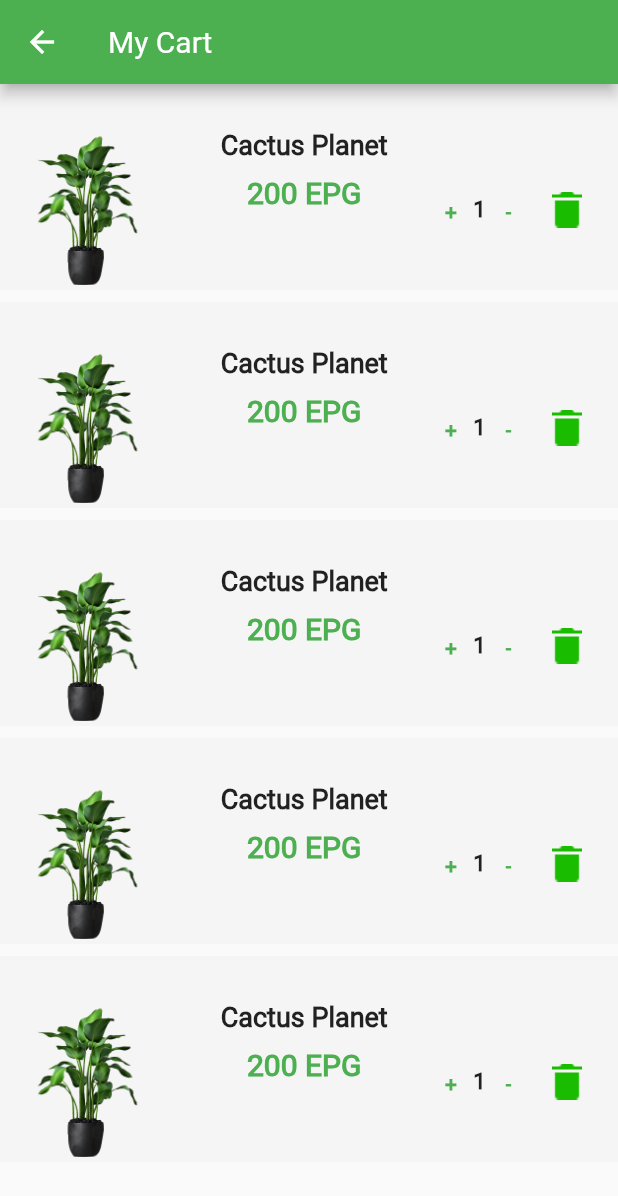
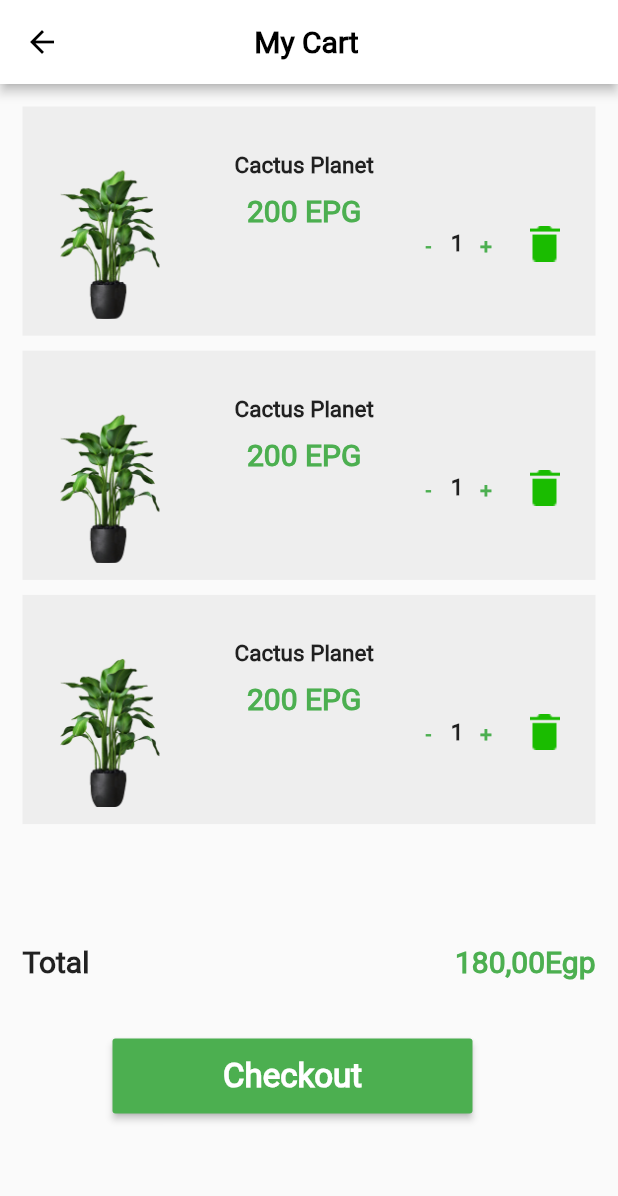
Before and after one commit to MOoRefaat/lavie, a Flutter app: the CartScreen screen opened directly, on a phone screen of 412 x 824 dp. Shown: the top 1196 px of the screen. Run offline on Flutter 3.47's test engine with Material 2 defaults, Android fonts, the phone set to English and light mode, and no system bars; our stand-ins replace bloc, conditional_builder_null_safety, dio, equatable, flutter_bloc, fluttertoast and 3 more; missing offline and left inert: dart:ffi; accounts and stored records are empty.

Commit message:
Last update

```diff
--- a/lib/screens/Cart_Search/cart_screen.dart
+++ b/lib/screens/Cart_Search/cart_screen.dart
@@ -1,5 +1,7 @@
 import 'package:flutter/cupertino.dart';
 import 'package:flutter/material.dart';
+
+import '../../components/widgets/default_btn.dart';
 
 class CartScreen extends StatelessWidget {
   const CartScreen({Key? key}) : super(key: key);
@@ -8,14 +10,30 @@ class CartScreen extends StatelessWidget {
   Widget build(BuildContext context) {
     return Scaffold(
       appBar: AppBar(
-        title: Text('My Cart'),
-        backgroundColor: Colors.green,
+        leading: BackButton(
+          color: Colors.black,
         ),
-      body: Container(
-        child: GridView.builder(
+        title: Center(
+          child: Text(
+            'My Cart            ',
+            style: TextStyle(color: Colors.black, fontWeight: FontWeight.w800),
+          ),
+        ),
+        backgroundColor: Colors.white,
+        elevation: 3,
+      ),
+      body: SingleChildScrollView(
+        physics: BouncingScrollPhysics(),
+        child: Padding(
+          padding: const EdgeInsets.all(15.0),
+          child: Column(
+            mainAxisAlignment: MainAxisAlignment.start,
+            crossAxisAlignment: CrossAxisAlignment.start,
+            children: [
+              GridView.builder(
                 shrinkWrap: true,
                 physics: NeverScrollableScrollPhysics(),
-          itemCount: 5,
+                itemCount: 3,
                 // crossAxisCount: 2,
                 // mainAxisSpacing: 2,
                 // crossAxisSpacing: 2,
@@ -24,10 +42,52 @@ class CartScreen extends StatelessWidget {
                     CartBuilder(context, count!),
                 gridDelegate: SliverGridDelegateWithFixedCrossAxisCount(
                     crossAxisCount: 1,
-              childAspectRatio: 3,
-              mainAxisSpacing: 8,
+                    childAspectRatio: 2.5,
+                    mainAxisSpacing: 10,
                     crossAxisSpacing: 1),
                 //     List.generate(number, (index) => ProductListBuilder(context))
+              ),
+              SizedBox(height: 80),
+              Row(
+                children: [
+                  Text(
+                    'Total',
+                    style: TextStyle(fontWeight: FontWeight.bold, fontSize: 20),
+                  ),
+                  Spacer(),
+                  Text(
+                    '180,00',
+                    style: TextStyle(
+                        fontWeight: FontWeight.bold,
+                        fontSize: 20,
+                        color: Colors.green),
+                  ),
+                  Text('Egp',
+                      style: TextStyle(
+                          fontWeight: FontWeight.bold,
+                          fontSize: 20,
+                          color: Colors.green))
+                ],
+              ),
+              SizedBox(
+                height: 40,
+              ),
+              Container(
+                padding: EdgeInsetsDirectional.only(start: 60),
+                width: 300,
+                child: MaterialButton(
+                  height: 50,
+                  onPressed: () {},
+                  child: Text('Checkout',
+                      style: TextStyle(
+                          fontSize: 22,
+                          fontWeight: FontWeight.bold,
+                          color: Colors.white)),
+                  color: Colors.green,
+                ),
+              )
+            ],
+          ),
         ),
       ),
     );
@@ -35,7 +95,7 @@ class CartScreen extends StatelessWidget {
 
   Widget CartBuilder(context, int count) => Container(
         padding: EdgeInsets.only(left: 10, right: 10, top: 30),
-        color: Colors.grey[100],
+        color: Colors.grey[200],
         child: Row(
           children: [
             Image(
@@ -48,16 +108,16 @@ class CartScreen extends StatelessWidget {
               width: 10,
             ),
             Expanded(
-              flex: 1,
+              flex: 2,
               child: Column(
                 children: [
-                  Text(
-                    'Cactus Planet',
+                  Text('Cactus Planet',
                       style: TextStyle(
                         fontWeight: FontWeight.w900,
-                      fontSize: 18,
+                        fontSize: 15,
                       ),
-                  ),
+                      maxLines: 1,
+                      overflow: TextOverflow.ellipsis),
                   SizedBox(
                     height: 10,
                   ),
@@ -79,7 +139,7 @@ class CartScreen extends StatelessWidget {
                   child: TextButton(
                       onPressed: () {},
                       child: Text(
-                        '+',
+                        '-',
                         style: TextStyle(
                             fontWeight: FontWeight.w800, color: Colors.green),
                       )),
@@ -96,7 +156,7 @@ class CartScreen extends StatelessWidget {
                         count--;
                       },
                       child: Text(
-                        '-',
+                        '+',
                         style: TextStyle(
                             fontWeight: FontWeight.w800, color: Colors.green),
                       )),
@@ -109,7 +169,7 @@ class CartScreen extends StatelessWidget {
                   iconSize: 2,
                 )
               ],
-            )
+            ),
           ],
         ),
       );
```
Lines whose indentation alone changed are shown as unchanged.
